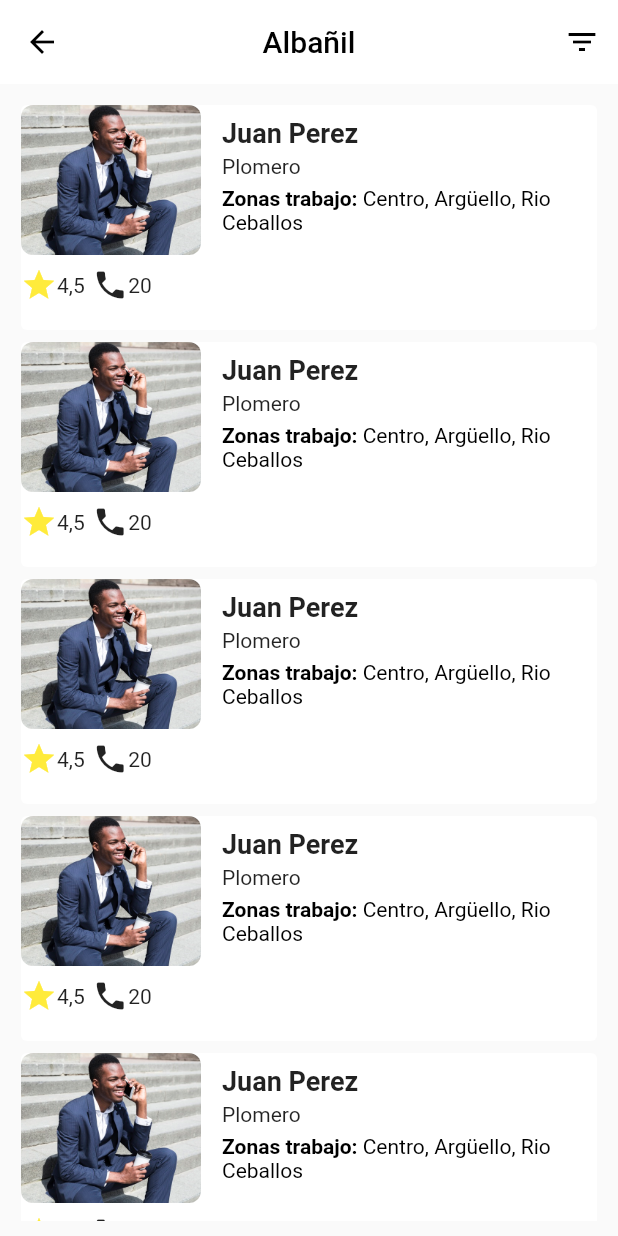
After one commit to guillermolopez3/ecommerce, a Flutter app: the screen it shows after launch, after a tap on "Albañil", on a phone screen of 412 x 824 dp. The commit adds this screen. Run offline on Flutter 3.47's test engine with Material 2 defaults, Android fonts, the phone set to English and light mode, and no system bars.

Commit message:
trabajando en el detalle de la categoría

```diff
--- /dev/null
+++ b/e_commerce/lib/categoria_detalle.dart
@@ -0,0 +1,136 @@
+import 'package:flutter/material.dart';
+
+class CategoriaDetalle extends StatelessWidget {
+  String titlulo;
+
+  CategoriaDetalle({this.titlulo});
+
+  @override
+  Widget build(BuildContext context) {
+    return Scaffold(
+      appBar: AppBar(
+        iconTheme: IconThemeData(color: Colors.black),
+        title: Text(
+          titlulo,
+          style: TextStyle(
+              color: Colors.black
+          ),
+        ),
+        centerTitle: true,
+        elevation: 0.0,
+        backgroundColor: Colors.white,
+        actions: <Widget>[
+          IconButton(icon: Icon(Icons.filter_list), color: Colors.black , onPressed: (){})
+        ] ,
+      ),
+      body: _body(),
+    );
+  }
+
+  Widget _body(){
+      return Container(
+        padding: EdgeInsets.all(10.0),
+        child: ListView(
+          children: <Widget>[
+            _listItem('Juan Perez','Plomero','Centro, Argüello, Rio Ceballos'),
+            _listItem('Juan Perez','Plomero','Centro, Argüello, Rio Ceballos'),
+            _listItem('Juan Perez','Plomero','Centro, Argüello, Rio Ceballos'),
+            _listItem('Juan Perez','Plomero','Centro, Argüello, Rio Ceballos'),
+            _listItem('Juan Perez','Plomero','Centro, Argüello, Rio Ceballos'),
+            _listItem('Juan Perez','Plomero','Centro, Argüello, Rio Ceballos'),
+            _listItem('Juan Perez','Plomero','Centro, Argüello, Rio Ceballos'),
+            _listItem('Juan Perez','Plomero','Centro, Argüello, Rio Ceballos')
+          ],
+        ),
+      );
+  }
+
+  Widget _listItem(String nombre, String descripcion, String zonas){
+    return Container(
+      child: Card(
+        color: Colors.white,
+        elevation: 0.0,
+        child: Row(
+          mainAxisAlignment: MainAxisAlignment.center,
+          crossAxisAlignment: CrossAxisAlignment.start,
+          children: <Widget>[
+            Container(
+              width: 120,
+              height: 150,
+              child: _imagenYReputacion()
+            ),
+            SizedBox(width: 14),
+            Expanded(
+              child: Column(
+                mainAxisAlignment: MainAxisAlignment.start,
+                crossAxisAlignment: CrossAxisAlignment.start,
+                children: <Widget>[
+                  Padding(
+                    padding: EdgeInsets.only(top:8.0, bottom: 4, right: 4),
+                    child: Text(
+                      nombre,
+                      style: TextStyle(
+                          fontWeight: FontWeight.w600,
+                          fontSize: 18.0
+                      ),
+                    ),
+                  ),
+                  Text(
+                      descripcion,
+                    maxLines: 2,
+                    overflow: TextOverflow.ellipsis,
+                  ),
+                  SizedBox(height: 5.0),
+                  RichText(
+                    maxLines: 3,
+                    text: TextSpan(
+                      style: TextStyle(color: Colors.black),
+                      children: <TextSpan>[
+                        TextSpan(
+                            text: 'Zonas trabajo: ',
+                            style: new TextStyle(fontWeight: FontWeight.bold)),
+                        TextSpan(text: zonas),
+                      ]
+                    ),
+                  )
+                ],
+              ),
+            )
+          ],
+        ),
+
+      ),
+    );
+  }
+
+  _imagenYReputacion()=> Column(
+    children: <Widget>[
+      ClipRRect(
+        borderRadius: BorderRadius.circular(8),
+        child: Image.asset(
+          'assets/img/perfil.jpg',
+          height: 100,
+          fit: BoxFit.cover,
+        ),
+      ),
+      Padding(
+        padding: const EdgeInsets.only(top:8.0),
+        child: Row(
+          children: <Widget>[
+            Icon(Icons.star, color: Colors.yellow,),
+            Text(
+              '4,5',
+              style: TextStyle(fontWeight: FontWeight.w400),
+            ),
+            SizedBox(width: 5.0,),
+            Icon(Icons.phone),
+            Text(
+              '20',
+              style: TextStyle(fontWeight: FontWeight.w400),
+            )
+          ],
+        ),
+      )
+    ],
+  );
+}
--- a/e_commerce/lib/elegir_categoria.dart
+++ b/e_commerce/lib/elegir_categoria.dart
@@ -1,10 +1,14 @@
 import 'package:flutter/material.dart';
 import 'widget/search.dart';
+import 'categoria_detalle.dart';
 
 
 class ElegirCategoria extends StatelessWidget {
+  BuildContext mContext;
+
   @override
   Widget build(BuildContext context) {
+    mContext = context;
     return Scaffold(
       appBar: AppBar(
         title: Text(
@@ -126,7 +130,11 @@ class ElegirCategoria extends StatelessWidget {
   }
 
   _listItemTodasLascategorias(String titulo) {
-    return Container(
+    return InkWell(
+      onTap: (){
+        Navigator.push(mContext, MaterialPageRoute(builder: (context)=>CategoriaDetalle(titlulo: titulo)));
+      },
+      child: Container(
         height: 80,
         child: Card(
           color: Colors.white,
@@ -151,6 +159,7 @@ class ElegirCategoria extends StatelessWidget {
           ),
 
         ),
+      ),
     );
   }
 
--- a/e_commerce/pubspec.yaml
+++ b/e_commerce/pubspec.yaml
@@ -50,6 +50,7 @@ flutter:
     - assets/img/gasista.png
     - assets/img/plomero.png
     - assets/img/servicio_tecnico.png
+    - assets/img/perfil.jpg
 
   # An image asset can refer to one or more resolution-specific "variants", see
   # https://flutter.io/assets-and-images/#resolution-aware.
```
Also changed, not shown: e_commerce/assets/img/perfil.jpg (added). Lines whose indentation alone changed are shown as unchanged.
